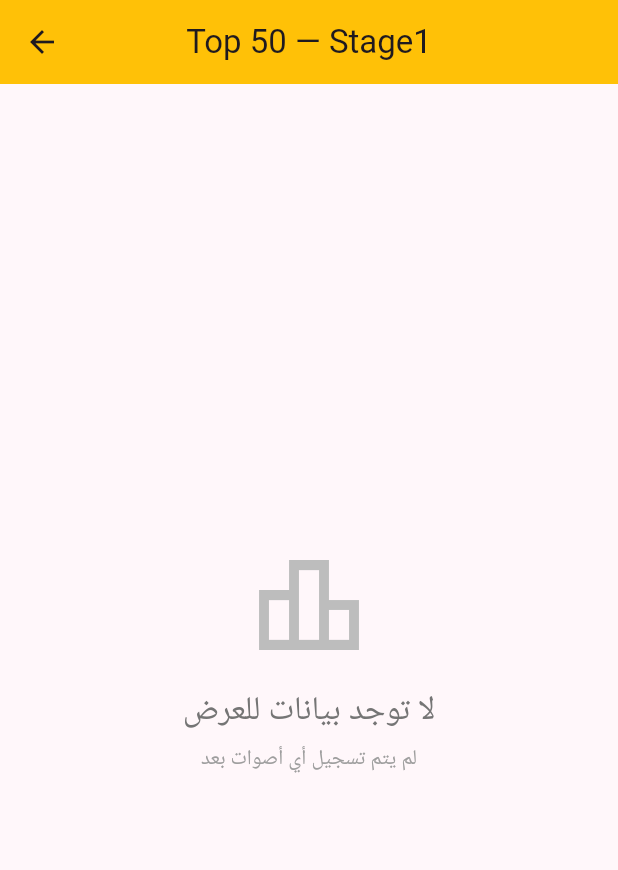
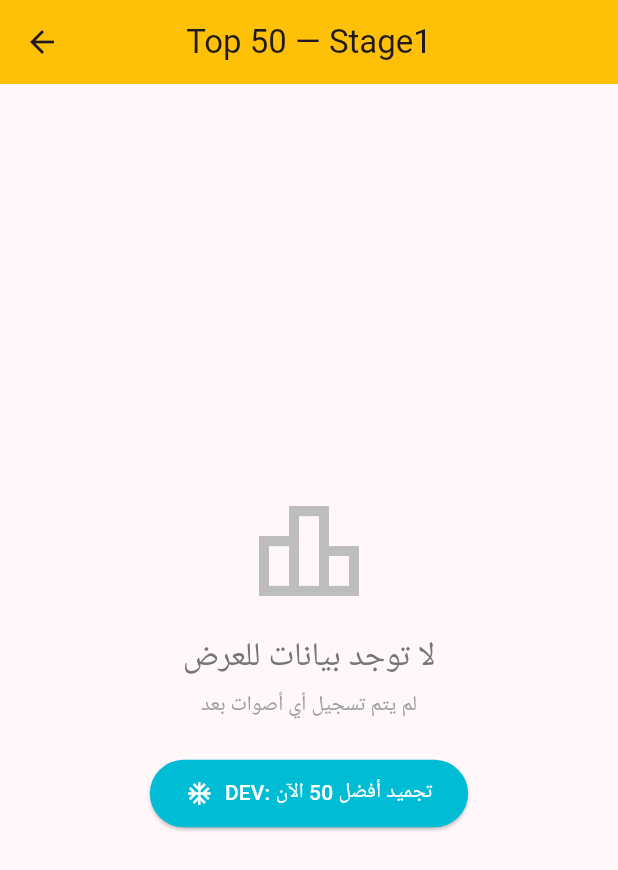
Before and after one commit to RamboOSDev/winova_flutter, a Flutter app: the Stage1Top50Screen screen opened directly, on a phone screen of 412 x 824 dp. Shown: the top 870 px of the screen. Run offline on Flutter 3.47's test engine with Material 3 defaults, Android fonts, the phone set to English and light mode, and no system bars; accounts and stored records are empty.

Commit message:
Final enhancements: Add DEV button to Top50 empty state and complete verification docs
Co-authored-by: RamboOSDev <199962397+RamboOSDev@users.noreply.github.com>

```diff
--- a/lib/screens/stage1_top50_screen.dart
+++ b/lib/screens/stage1_top50_screen.dart
@@ -43,6 +43,27 @@ class Stage1Top50Screen extends StatelessWidget {
                       style: Theme.of(context).textTheme.bodyMedium?.copyWith(
                             color: Colors.grey[500],
                           ),
+                    ),
+                    const SizedBox(height: 24),
+                    ElevatedButton.icon(
+                      onPressed: () async {
+                        await appState.devFreezeTop50Now();
+                        if (context.mounted) {
+                          ScaffoldMessenger.of(context).showSnackBar(
+                            const SnackBar(
+                              content: Text('تم تجميد أفضل 50'),
+                              backgroundColor: Colors.green,
+                            ),
+                          );
+                        }
+                      },
+                      icon: const Icon(Icons.ac_unit),
+                      label: const Text('DEV: تجميد أفضل 50 الآن'),
+                      style: ElevatedButton.styleFrom(
+                        backgroundColor: Colors.cyan,
+                        foregroundColor: Colors.white,
+                        padding: const EdgeInsets.symmetric(horizontal: 24, vertical: 12),
+                      ),
                     ),
                   ],
                 ),
```
Also changed, not shown: 1 other file.
